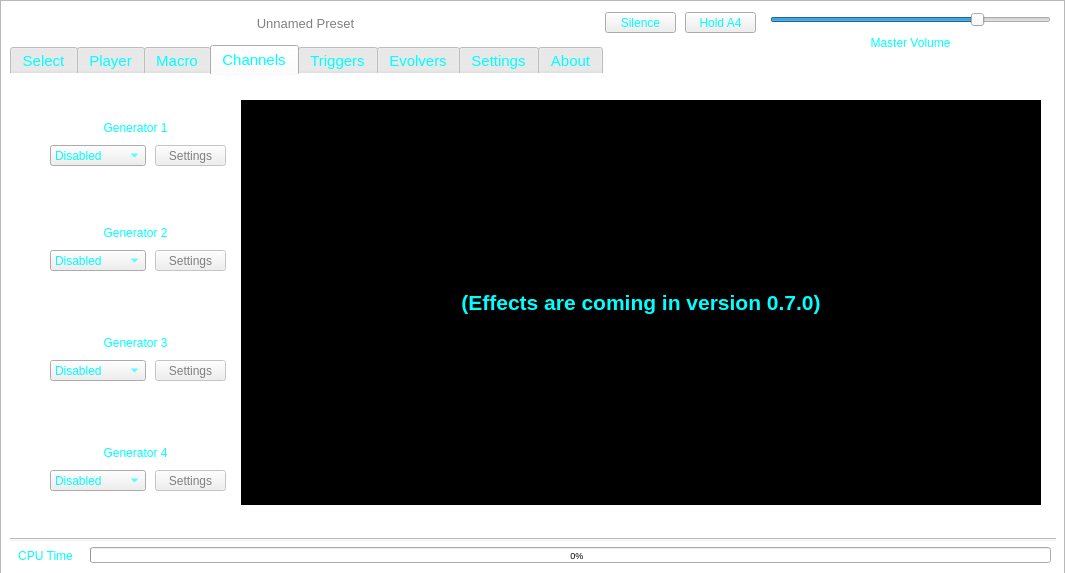
Above: ui/sbmain/soundbenchmain.ui from TheDaemoness/Soundbench before the change. Below: the same form after it.
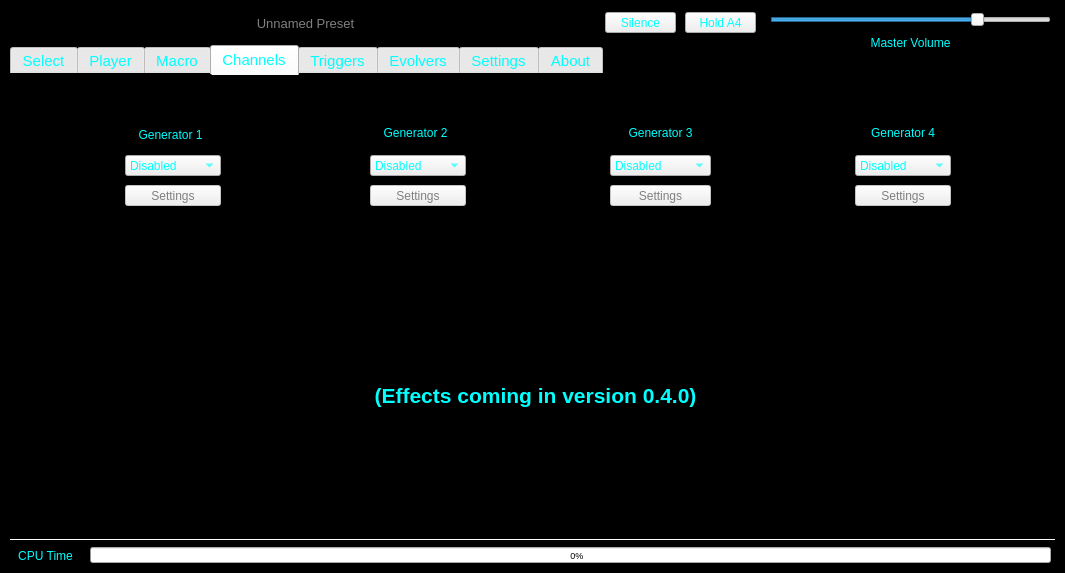
That is the form after the change. The open tabs and pages were chosen to show the change. Icons and pictures are not drawn.

Commit message: Added another backend and changed the Channels interface. Finished (completely untested) support for the JACK backend. The Channels page is now organized differently, and is overall prettier. Made some small changes to the Player class to make it a little bit more like the Emitter class in terms of backend selection. The JACK MIDI frontend is still WIP.

```diff
--- a/ui/sbmain/soundbenchmain.ui
+++ b/ui/sbmain/soundbenchmain.ui
@@ -205,6 +205,11 @@
 	color: gray;
 }
 
+QGraphicsView {
+	background-color: black;
+	border-color: black;
+}
+
 QLabel:disabled {
 	color: gray;
 }
@@ -1193,9 +1198,9 @@
       </property>
       <property name="geometry">
        <rect>
-        <x>145</x>
-        <y>70</y>
-        <width>71</width>
+        <x>115</x>
+        <y>110</y>
+        <width>96</width>
         <height>21</height>
        </rect>
       </property>
@@ -1217,9 +1222,9 @@
       </property>
       <property name="geometry">
        <rect>
-        <x>145</x>
-        <y>175</y>
-        <width>71</width>
+        <x>360</x>
+        <y>110</y>
+        <width>96</width>
         <height>21</height>
        </rect>
       </property>
@@ -1241,9 +1246,9 @@
       </property>
       <property name="geometry">
        <rect>
-        <x>145</x>
-        <y>285</y>
-        <width>71</width>
+        <x>600</x>
+        <y>110</y>
+        <width>101</width>
         <height>21</height>
        </rect>
       </property>
@@ -1265,9 +1270,9 @@
       </property>
       <property name="geometry">
        <rect>
-        <x>145</x>
-        <y>395</y>
-        <width>71</width>
+        <x>845</x>
+        <y>110</y>
+        <width>96</width>
         <height>21</height>
        </rect>
       </property>
@@ -1283,50 +1288,11 @@
        <string>Settings</string>
       </property>
      </widget>
-     <widget class="QGraphicsView" name="graphicsView">
-      <property name="geometry">
-       <rect>
-        <x>231</x>
-        <y>25</y>
-        <width>800</width>
-        <height>405</height>
-       </rect>
-      </property>
-      <property name="styleSheet">
-       <string notr="true">QGraphicsView {
-	background-color: black;
-}</string>
-      </property>
-     </widget>
-     <widget class="QLabel" name="effectsComingSoon">
-      <property name="geometry">
-       <rect>
-        <x>231</x>
-        <y>25</y>
-        <width>800</width>
-        <height>405</height>
-       </rect>
-      </property>
-      <property name="font">
-       <font>
-        <family>Ubuntu</family>
-        <pointsize>16</pointsize>
-        <weight>75</weight>
-        <bold>true</bold>
-       </font>
-      </property>
-      <property name="text">
-       <string>(Effects are coming in version 0.7.0)</string>
-      </property>
-      <property name="alignment">
-       <set>Qt::AlignCenter</set>
-      </property>
-     </widget>
      <widget class="QComboBox" name="gener1TypeBox">
       <property name="geometry">
        <rect>
-        <x>40</x>
-        <y>70</y>
+        <x>115</x>
+        <y>80</y>
         <width>96</width>
         <height>21</height>
        </rect>
@@ -1348,8 +1314,8 @@
      <widget class="QComboBox" name="gener2TypeBox">
       <property name="geometry">
        <rect>
-        <x>40</x>
-        <y>175</y>
+        <x>360</x>
+        <y>80</y>
         <width>96</width>
         <height>21</height>
        </rect>
@@ -1371,9 +1337,9 @@
      <widget class="QComboBox" name="gener3TypeBox">
       <property name="geometry">
        <rect>
-        <x>40</x>
-        <y>285</y>
-        <width>96</width>
+        <x>600</x>
+        <y>80</y>
+        <width>101</width>
         <height>21</height>
        </rect>
       </property>
@@ -1394,8 +1360,8 @@
      <widget class="QComboBox" name="gener4TypeBox">
       <property name="geometry">
        <rect>
-        <x>40</x>
-        <y>395</y>
+        <x>845</x>
+        <y>80</y>
         <width>96</width>
         <height>21</height>
        </rect>
@@ -1417,10 +1383,10 @@
      <widget class="QLabel" name="gener1Label">
       <property name="geometry">
        <rect>
-        <x>25</x>
-        <y>45</y>
-        <width>201</width>
-        <height>16</height>
+        <x>100</x>
+        <y>50</y>
+        <width>121</width>
+        <height>20</height>
        </rect>
       </property>
       <property name="text">
@@ -1433,9 +1399,9 @@
      <widget class="QLabel" name="gener2Label">
       <property name="geometry">
        <rect>
-        <x>25</x>
-        <y>150</y>
-        <width>201</width>
+        <x>345</x>
+        <y>50</y>
+        <width>121</width>
         <height>16</height>
        </rect>
       </property>
@@ -1449,9 +1415,9 @@
      <widget class="QLabel" name="gener3Label">
       <property name="geometry">
        <rect>
-        <x>25</x>
-        <y>260</y>
-        <width>201</width>
+        <x>590</x>
+        <y>50</y>
+        <width>121</width>
         <height>16</height>
        </rect>
       </property>
@@ -1465,9 +1431,9 @@
      <widget class="QLabel" name="gener4Label">
       <property name="geometry">
        <rect>
-        <x>25</x>
-        <y>370</y>
-        <width>201</width>
+        <x>830</x>
+        <y>50</y>
+        <width>126</width>
         <height>16</height>
        </rect>
       </property>
@@ -1478,6 +1444,40 @@
        <set>Qt::AlignCenter</set>
       </property>
      </widget>
+     <widget class="QGraphicsView" name="graphicsView">
+      <property name="geometry">
+       <rect>
+        <x>10</x>
+        <y>195</y>
+        <width>1036</width>
+        <height>251</height>
+       </rect>
+      </property>
+     </widget>
+     <widget class="QLabel" name="macroComingSoon_2">
+      <property name="geometry">
+       <rect>
+        <x>10</x>
+        <y>195</y>
+        <width>1031</width>
+        <height>251</height>
+       </rect>
+      </property>
+      <property name="font">
+       <font>
+        <family>Ubuntu</family>
+        <pointsize>16</pointsize>
+        <weight>75</weight>
+        <bold>true</bold>
+       </font>
+      </property>
+      <property name="text">
+       <string>(Effects coming in version 0.4.0)</string>
+      </property>
+      <property name="alignment">
+       <set>Qt::AlignCenter</set>
+      </property>
+     </widget>
     </widget>
     <widget class="QWidget" name="tabTriggers">
      <attribute name="title">
```
Left out of the diff: 2 changed lines with no effect on the pictures. The commit also changes 10 other files.
